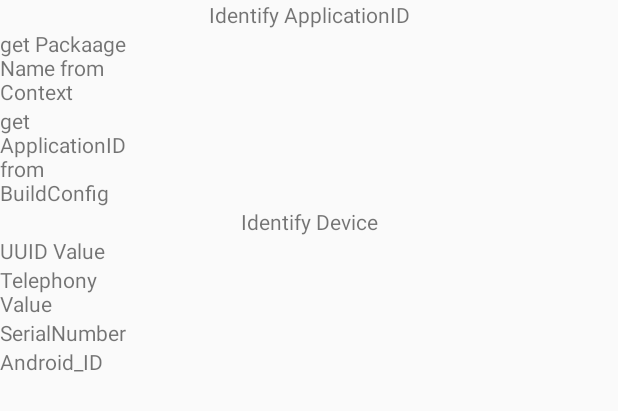
After one commit to akakim/AdvancedSampleGroupApp, an Android app: the layout activity_identify.xml on its own in the app's theme, with its tools: preview values and no code run, on a phone screen of 412 x 824 dp. The commit adds this screen. Shown: the top 411 px of the screen. Run offline under Robolectric (Android 15) with nearby library versions, the phone set to English and light mode, and no system bars.

```diff
--- /dev/null
+++ b/app/src/main/res/layout/activity_identify.xml
@@ -0,0 +1,77 @@
+<?xml version="1.0" encoding="utf-8"?>
+<GridLayout xmlns:android="http://schemas.android.com/apk/res/android"
+    xmlns:app="http://schemas.android.com/apk/res-auto"
+    xmlns:tools="http://schemas.android.com/tools"
+    android:layout_width="match_parent"
+    android:layout_height="match_parent"
+    android:columnCount="2">
+
+    <TextView
+        style="@style/GridBatchTitleStyle"
+        android:text=" Identify ApplicationID "
+        android:gravity="center"
+        android:textSize="14sp"/>
+
+    <TextView
+        style="@style/GridBatchStyle"
+        android:text="get Packaage Name from Context" />
+
+    <TextView
+        style="@style/GridBatchStyle"
+        android:id="@+id/tvPackageName"
+        />
+
+    <TextView
+        style="@style/GridBatchStyle"
+        android:text="get ApplicationID from BuildConfig " />
+
+    <TextView
+        style="@style/GridBatchStyle"
+        android:id="@+id/tvApplicationID"
+        />
+
+
+    <TextView
+        style="@style/GridBatchTitleStyle"
+        android:text=" Identify Device "
+        android:gravity="center"
+        android:textSize="14sp"/>
+    <TextView
+        style="@style/GridBatchStyle"
+        android:text="UUID Value " />
+
+    <TextView
+        style="@style/GridBatchStyle"
+        android:id="@+id/tvUUIDValue"
+        />
+
+    <TextView
+        style="@style/GridBatchStyle"
+        android:text="Telephony Value" />
+    <TextView
+        style="@style/GridBatchStyle"
+        android:id="@+id/tvTelePhonyValue"
+        />
+
+    <TextView
+        style="@style/GridBatchStyle"
+        android:text="SerialNumber " />
+
+    <TextView
+        style="@style/GridBatchStyle"
+        android:id="@+id/tvSerialNumber"
+        />
+
+    <TextView
+        style="@style/GridBatchStyle"
+        android:text="Android_ID " />
+
+    <TextView
+        style="@style/GridBatchStyle"
+        android:id="@+id/tvAndroidIDValue"
+        />
+
+
+
+
+</GridLayout>
--- a/app/src/main/res/values/styles.xml
+++ b/app/src/main/res/values/styles.xml
@@ -26,4 +26,17 @@
         <item name="android:fontFamily">sans-serif-medium</item>
     </style>
 
+
+    <style name="GridBatchTitleStyle">
+        <item name="android:layout_width">match_parent</item>
+        <item name="android:layout_columnWeight">1</item>
+        <item name="android:layout_columnSpan">2</item>
+
+    </style>
+    <style name="GridBatchStyle">
+        <item name="android:layout_width">100dp</item>
+        <item name="android:layout_columnWeight">0.5</item>
+        <item name="android:layout_columnSpan">1</item>
+
+    </style>
 </resources>
```
Also changed, not shown: app/src/main/AndroidManifest.xml (+12 -7 lines), app/src/main/java/group/sample/advanced/rrk/com/advancedsamplegroupapplication/MainListActivity.java (+20 -3 lines), app/src/main/java/group/sample/advanced/rrk/com/advancedsamplegroupapplication/adapter/SampleListAdapter.java (+56 -17 lines), app/src/main/java/group/sample/advanced/rrk/com/advancedsamplegroupapplication/adapter/sampleadapter/ContentsAdapter.kt (added, +75 -0 lines), app/src/main/java/group/sample/advanced/rrk/com/advancedsamplegroupapplication/data/ContentsItem.kt (added, +14 -0 lines), app/src/main/java/group/sample/advanced/rrk/com/advancedsamplegroupapplication/data/SampleItem.java (+10 -0 lines), app/src/main/java/group/sample/advanced/rrk/com/advancedsamplegroupapplication/samples/IdentifyActivity.java (added, +118 -0 lines), app/src/main/java/group/sample/advanced/rrk/com/advancedsamplegroupapplication/samples/QueryContentsProviderActivity.kt (added, +47 -0 lines), app/src/main/res/layout/activity_query_contents_provider.xml (added, +15 -0 lines), app/src/main/res/layout/contens_item.xml (added, +21 -0 lines).
